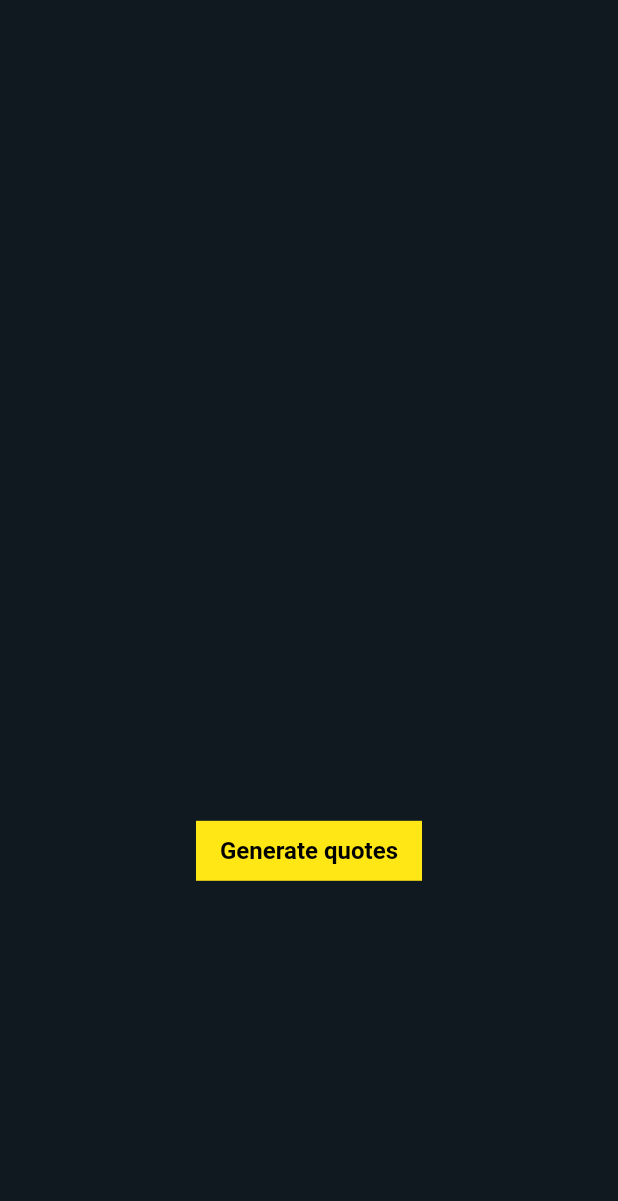
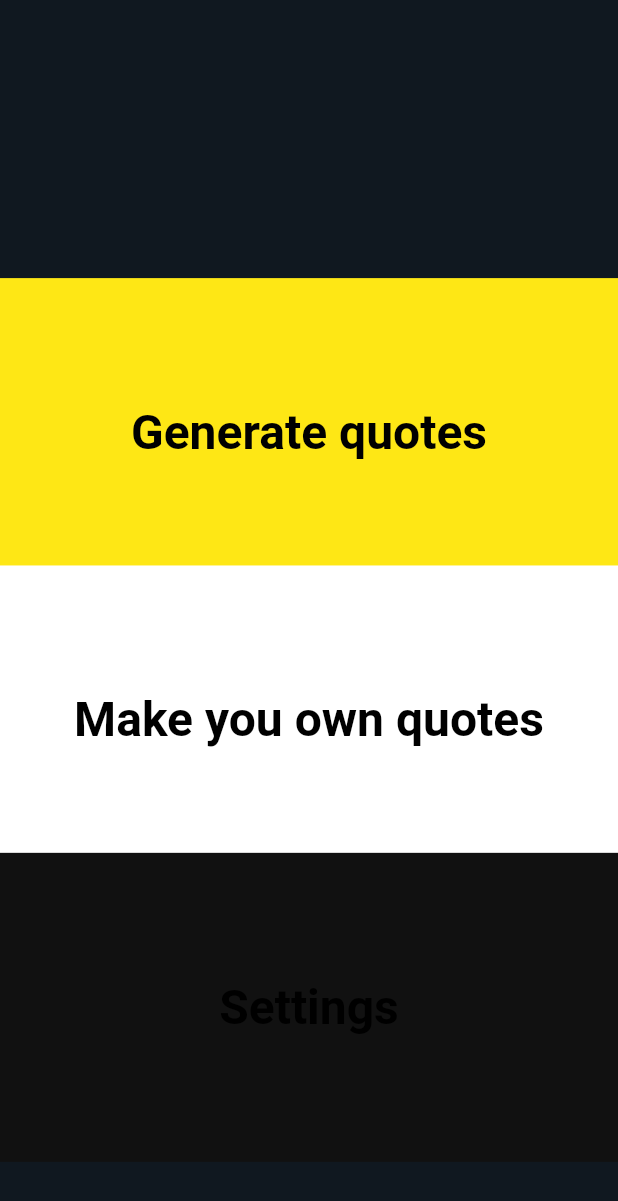
Before and after one commit to callumf222/QuoteGenerator, a Flutter app: the screen it shows after launch, on a phone screen of 412 x 824 dp. Shown: the top 1201 px of the screen. Run offline on Flutter 3.47's test engine with Material 2 defaults, Android fonts, the light colour scheme and no system bars; our stand-ins replace animated_background, hive, hive_flutter; accounts and stored records are empty.

Commit message:
main menu generation

```diff
--- a/lib/mainMenu.dart
+++ b/lib/mainMenu.dart
@@ -41,6 +41,10 @@ class MyFlutterState extends State<MyFlutterApp> with TickerProviderStateMixin {
 
   @override
   Widget build(BuildContext context) {
+
+    double height = MediaQuery.of(context).size.height;
+    double width = MediaQuery.of(context).size.width;
+
     return Scaffold(
       backgroundColor: const Color(0xff101820),
 
@@ -60,7 +64,7 @@ class MyFlutterState extends State<MyFlutterApp> with TickerProviderStateMixin {
                 children: [
 
                   Align(
-                    alignment: const Alignment(0.0, 0.4),
+                    alignment: const Alignment(0.0, -0.4),
                     child: MaterialButton(
                       onPressed: () {
                         quoteGeneratorPageHandler();
@@ -71,14 +75,68 @@ class MyFlutterState extends State<MyFlutterApp> with TickerProviderStateMixin {
                         borderRadius: BorderRadius.zero,
                       ),
                       textColor: const Color(0xff000000),
-                      height: 40,
-                      minWidth: 140,
+                      height: height * 0.25,
+                      minWidth: width * 1,
                       padding: const EdgeInsets.symmetric(
                           horizontal: 16, vertical: 8),
                       child: const Text(
                         "Generate quotes",
                         style: TextStyle(
-                          fontSize: 16,
+                          fontSize: 32,
+                          fontWeight: FontWeight.w700,
+                          fontStyle: FontStyle.normal,
+                        ),
+                      ),
+                    ),
+                  ),
+
+                  Align(
+                    alignment: const Alignment(0.0, 0.22),
+                    child: MaterialButton(
+                      onPressed: () {
+                        quoteGeneratorPageHandler();
+                      },
+                      color: const Color(0xffffffff),
+                      elevation: 0,
+                      shape: const RoundedRectangleBorder(
+                        borderRadius: BorderRadius.zero,
+                      ),
+                      textColor: const Color(0xff000000),
+                      height: height * 0.25,
+                      minWidth: width * 1,
+                      padding: const EdgeInsets.symmetric(
+                          horizontal: 16, vertical: 8),
+                      child: const Text(
+                        "Make you own quotes",
+                        style: TextStyle(
+                          fontSize: 32,
+                          fontWeight: FontWeight.w700,
+                          fontStyle: FontStyle.normal,
+                        ),
+                      ),
+                    ),
+                  ),
+
+                  Align(
+                    alignment: const Alignment(0.0, 0.84),
+                    child: MaterialButton(
+                      onPressed: () {
+                        quoteGeneratorPageHandler();
+                      },
+                      color: const Color(0xff111111),
+                      elevation: 0,
+                      shape: const RoundedRectangleBorder(
+                        borderRadius: BorderRadius.zero,
+                      ),
+                      textColor: const Color(0xff000000),
+                      height: height * 0.25,
+                      minWidth: width * 1,
+                      padding: const EdgeInsets.symmetric(
+                          horizontal: 16, vertical: 8),
+                      child: const Text(
+                        "Settings",
+                        style: TextStyle(
+                          fontSize: 32,
                           fontWeight: FontWeight.w700,
                           fontStyle: FontStyle.normal,
                         ),
```
